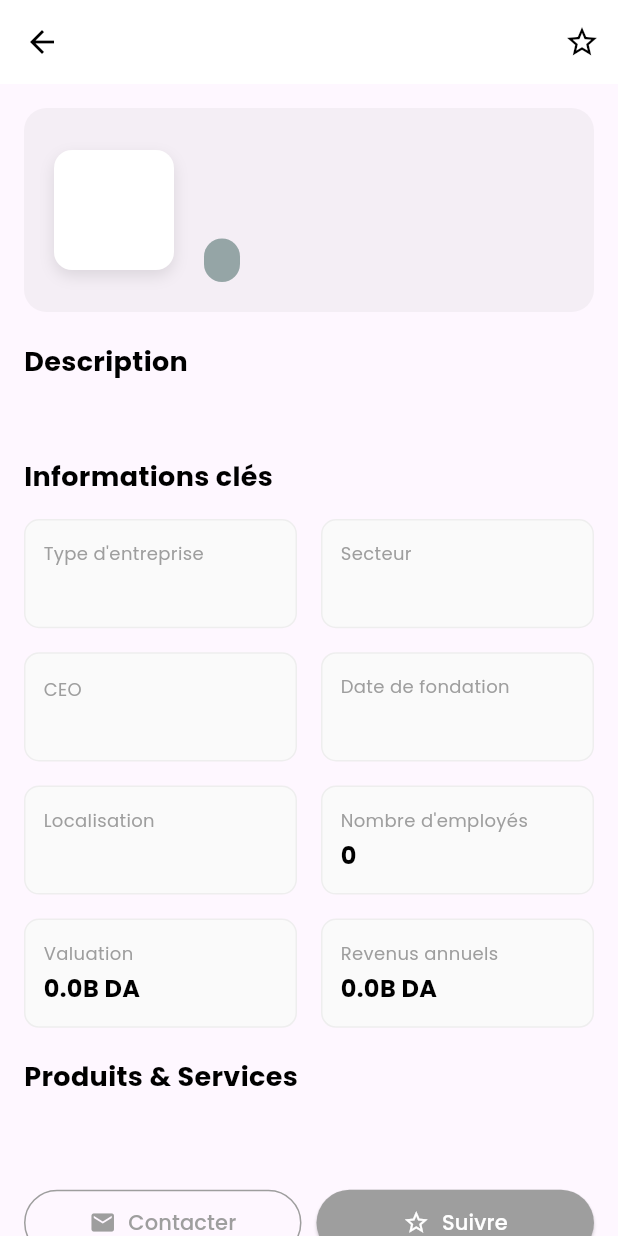
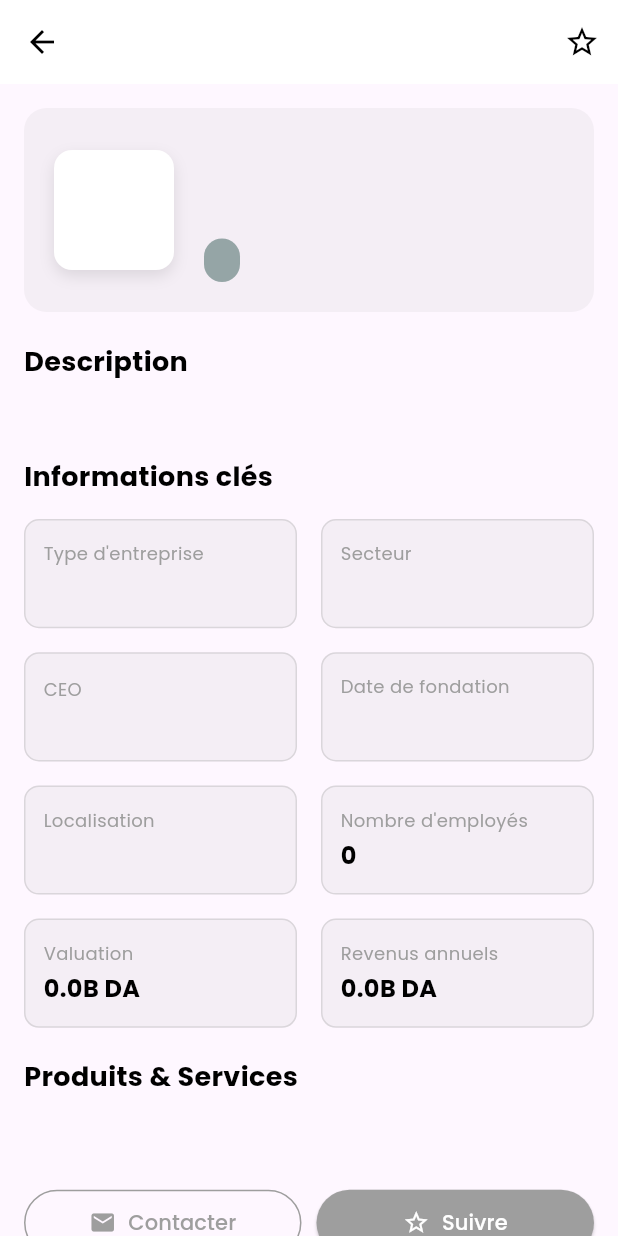
Before and after one commit to mouaddjidj/ComVest, a Flutter app: the CompanyDetailPage screen opened directly with empty values, on a phone screen of 412 x 824 dp. Run offline on Flutter 3.47's test engine with Material 3 defaults, Android fonts, the phone set to English and light mode, and no system bars; our stand-ins replace google_fonts, shared_preferences, smooth_page_indicator; accounts and stored records are empty.

Commit message:
modifi companydetail

```diff
--- a/lib/screens/company_detail_page.dart
+++ b/lib/screens/company_detail_page.dart
@@ -7,14 +7,22 @@ class CompanyDetailPage extends StatelessWidget {
   final VoidCallback onFollowToggle;
 
   // Map pour les tailles d'images spécifiques aux entreprises
-  final Map<String, Size> companyImageSizes = {
-    'TalabaStore': const Size(100, 100),    // Plus grande
-    'TemTem': const Size(90, 90),          // Légèrement plus grande
-    'ALPAY': const Size(80, 80),          // Taille standard
-    'Okadoo': const Size(70, 70),         // Plus petite
+  final Map<String, BoxFit> companyImageFit = {
+    'TalabaStore': BoxFit.contain,  // Garde les proportions
+    'TemTem': BoxFit.fitWidth,      // Remplit l'espace
+    'ALPAY': BoxFit.fitWidth,       // S'adapte à la largeur
+    'Okadoo': BoxFit.fitHeight,     // S'adapte à la hauteur
   };
 
-   CompanyDetailPage({
+  // Map pour les tailles spécifiques des logos
+  final Map<String, Size> companyLogoSize = {
+    'TalabaStore': const Size(100, 100), // Taille personnalisée
+    'TemTem': const Size(90, 90),       // Taille personnalisée
+    'ALPAY': const Size(80, 80),        // Taille par défaut
+    'Okadoo': const Size(70, 70),       // Taille plus petite
+  };
+
+  CompanyDetailPage({
     super.key,
     required this.company,
     required this.isFollowed,
@@ -24,7 +32,8 @@ class CompanyDetailPage extends StatelessWidget {
   @override
   Widget build(BuildContext context) {
     // Obtenir la taille spécifique pour cette entreprise, ou utiliser la taille par défaut
-    final Size imageSize = companyImageSizes[company.name] ?? const Size(80, 80);
+    final Size logoSize = companyLogoSize[company.name] ?? const Size(80, 80);
+    final BoxFit imageFit = companyImageFit[company.name] ?? BoxFit.contain;
     final double logoFontSize = _getLogoFontSizeForCompany(company.name);
 
     return Scaffold(
@@ -54,8 +63,8 @@ class CompanyDetailPage extends StatelessWidget {
                 children: [
                   // Logo de l'entreprise avec taille personnalisée
                   Container(
-                    width: imageSize.width,
-                    height: imageSize.height,
+                    width: logoSize.width,
+                    height: logoSize.height,
                     decoration: BoxDecoration(
                       color: Colors.white,
                       borderRadius: BorderRadius.circular(12),
@@ -72,7 +81,7 @@ class CompanyDetailPage extends StatelessWidget {
                       child: company.imagePath.isNotEmpty
                           ? Image.asset(
                               company.imagePath,
-                              fit: BoxFit.contain,
+                              fit: imageFit, // Utiliser le fit personnalisé
                               errorBuilder: (context, error, stackTrace) {
                                 return Center(
                                   child: Text(
@@ -185,9 +194,9 @@ class CompanyDetailPage extends StatelessWidget {
                 Container(
                   padding: const EdgeInsets.all(12),
                   decoration: BoxDecoration(
-                    color: Colors.grey[50],
+                    color: company.cardColor.withOpacity(0.1), // Changé ici
                     borderRadius: BorderRadius.circular(10),
-                    border: Border.all(color: Colors.grey[200]!),
+                    border: Border.all(color: company.cardColor.withOpacity(0.3)), // Changé ici
                   ),
                   child: Column(
                     crossAxisAlignment: CrossAxisAlignment.start,
@@ -339,9 +348,9 @@ class CompanyDetailPage extends StatelessWidget {
     return Container(
       padding: const EdgeInsets.all(12),
       decoration: BoxDecoration(
-        color: Colors.grey[50],
+        color: company.cardColor.withOpacity(0.1), // Changé ici
         borderRadius: BorderRadius.circular(10),
-        border: Border.all(color: Colors.grey[200]!),
+        border: Border.all(color: company.cardColor.withOpacity(0.3)), // Changé ici
       ),
       child: Column(
         crossAxisAlignment: CrossAxisAlignment.start,
@@ -376,9 +385,9 @@ class CompanyDetailPage extends StatelessWidget {
     return Container(
       padding: const EdgeInsets.all(12),
       decoration: BoxDecoration(
-        color: Colors.grey[50],
+        color: company.cardColor.withOpacity(0.1), // Changé ici
         borderRadius: BorderRadius.circular(10),
-        border: Border.all(color: Colors.grey[200]!),
+        border: Border.all(color: company.cardColor.withOpacity(0.3)), // Changé ici
       ),
       child: Column(
         crossAxisAlignment: CrossAxisAlignment.start,
```
